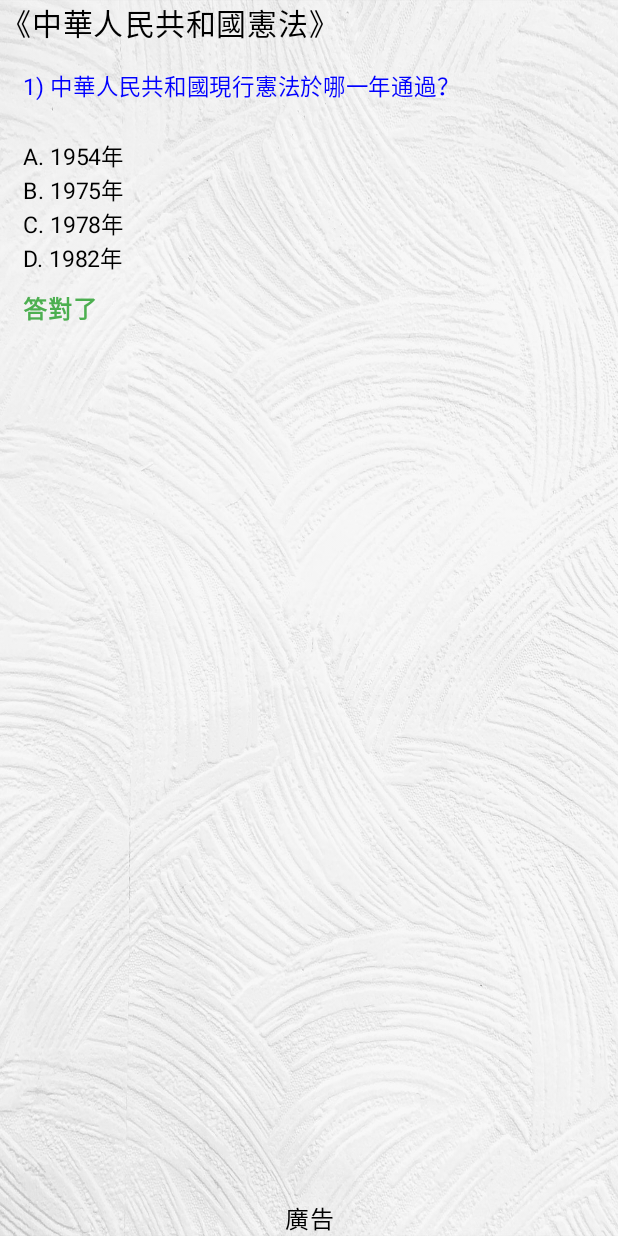
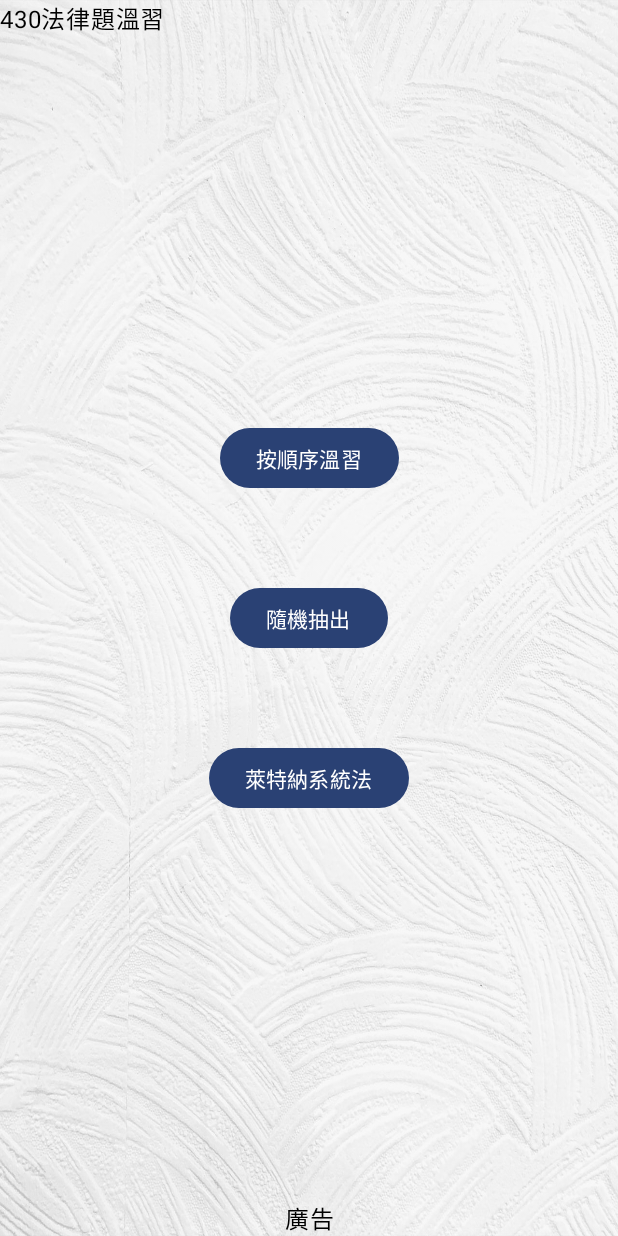
Before and after one commit to millie-chan/MoLawMcQsRevision, an Android app built with Jetpack Compose: the screen it shows after launch (MainActivity), on a phone screen of 412 x 824 dp. Run offline under Robolectric (Android 15) with nearby library versions, the phone set to English and light mode, and no system bars.

Commit message:
update joblog and add menu page in mobile code

```diff
--- a/mobileApp/app/src/main/java/com/moLawMcQsRevision/MainActivity.kt
+++ b/mobileApp/app/src/main/java/com/moLawMcQsRevision/MainActivity.kt
@@ -7,12 +7,21 @@ import androidx.activity.enableEdgeToEdge
 import androidx.compose.foundation.Image
 import androidx.compose.foundation.layout.Box
 import androidx.compose.foundation.layout.Column
+import androidx.compose.foundation.layout.Spacer
 import androidx.compose.foundation.layout.fillMaxSize
 import androidx.compose.foundation.layout.fillMaxWidth
+import androidx.compose.foundation.layout.height
 import androidx.compose.foundation.layout.padding
+import androidx.compose.foundation.layout.wrapContentSize
+import androidx.compose.material3.Button
 import androidx.compose.material3.Scaffold
 import androidx.compose.material3.Text
 import androidx.compose.runtime.Composable
+import androidx.compose.runtime.getValue
+import androidx.compose.runtime.mutableStateOf
+import androidx.compose.runtime.remember
+import androidx.compose.runtime.setValue
+import androidx.compose.ui.Alignment
 import androidx.compose.ui.Modifier
 import androidx.compose.ui.graphics.Color
 import androidx.compose.ui.layout.ContentScale
@@ -37,16 +46,18 @@ class MainActivity : ComponentActivity() {
   }
 }
 
-
 @Composable
 fun MainContainer(modifier: Modifier = Modifier) {
-  Scaffold(modifier = modifier.fillMaxSize(),
+  var currentPage by remember {
+    mutableStateOf(1)
+  }
+  Scaffold(
+    modifier = modifier.fillMaxSize(),
     contentColor = Color.Black,
     containerColor = Color.White,
     topBar = {
-      LawTitle(
-        name = "《中華人民共和國憲法》",
-        modifier = modifier
+      Text(
+        text = stringResource(R.string.app_title_in_top_bar)
       )
     },
     bottomBar = {
@@ -54,8 +65,74 @@ fun MainContainer(modifier: Modifier = Modifier) {
         text = "廣告",
         modifier = modifier.fillMaxWidth(),
         textAlign = TextAlign.Center)
-    }) { innerPadding ->
+    }
+  ) { innerPadding ->
     BackgroundImage(modifier)
+    when (currentPage) {
+      1 -> MenuPageContainer(modifier.padding(innerPadding)) { currentPage = 2 }
+      2-> LawQsPageContainer(modifier.padding(innerPadding))
+    }
+  }
+}
+
+@Composable
+fun MenuPageContainer(modifier: Modifier = Modifier, switchPage: () -> Unit = {}) {
+  Box(
+    modifier = modifier
+      .fillMaxSize()
+      .wrapContentSize(Alignment.Center)
+  ) {
+    Column(
+      modifier = modifier,
+      horizontalAlignment = Alignment.CenterHorizontally
+    ) {
+      ReviewModeButton(
+        stringResource(R.string.revision_mode1),
+        {},
+        modifier
+      )
+      ReviewModeButton(
+        stringResource(R.string.revision_mode2),
+        {
+          val qsIndex = (1..6).random()
+        //The mutableStateOf() function returns an observable
+        //var result by remember { mutableStateOf(1) }
+          switchPage()
+        },
+        modifier
+      )
+      ReviewModeButton(
+        stringResource(R.string.revision_mode3),
+        {},
+        modifier
+      )
+
+    }
+  }
+
+}
+
+@Composable
+fun ReviewModeButton(text: String, onClick: () -> Unit, modifier: Modifier = Modifier) {
+  Button(
+    modifier = modifier.padding(vertical = 5.dp),
+    onClick = onClick
+  ) {
+    Text(text)
+  }
+}
+
+@Composable
+fun LawQsPageContainer(modifier: Modifier = Modifier) {
+  Scaffold(modifier = modifier.fillMaxSize(),
+    topBar = {
+      LawTitle(
+        name = "《中華人民共和國憲法》",
+        modifier = modifier
+      )
+    },
+    containerColor = Color.Transparent
+  ) { innerPadding ->
     Column (
       modifier = modifier.padding(15.dp)
     ) {
--- a/mobileApp/app/src/main/res/values/strings.xml
+++ b/mobileApp/app/src/main/res/values/strings.xml
@@ -1,4 +1,8 @@
 <resources>
     <string name="app_name">MO Law MCQ Revision</string>
     <string name="correct_result_text">答對了</string>
+    <string name="revision_mode1">按順序溫習</string>
+    <string name="revision_mode2">隨機抽出</string>
+    <string name="revision_mode3">萊特納系統法</string>
+    <string name="app_title_in_top_bar">430法律題溫習</string>
 </resources>
```
Also changed, not shown: 1 other file.
